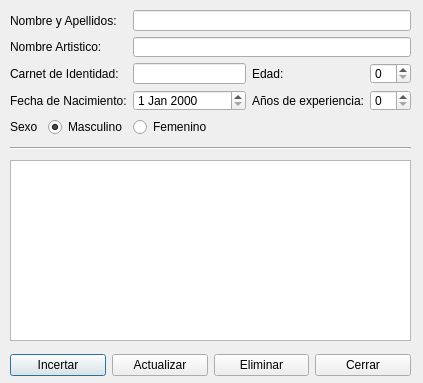
Before: the Qt Designer form vista/ui/entrenador.ui in daeran84/Acuario, drawn with Qt 5.
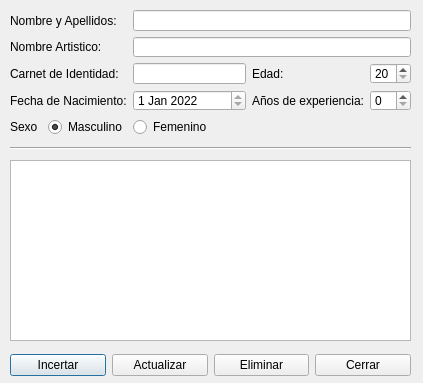
After: the same form once the commit is applied.

Commit message:
Trabajo con la vista entrenadores
Agregadas las funciones de la vista,
La conexion de lo tabla da problemas

```diff
--- a/vista/ui/entrenador.ui
+++ b/vista/ui/entrenador.ui
@@ -36,7 +36,35 @@
    </property>
    <layout class="QGridLayout" name="gridLayout">
     <item row="4" column="2">
-     <widget class="QDateEdit" name="date_nacimiento"/>
+     <widget class="QDateEdit" name="date_nacimiento">
+      <property name="dateTime">
+       <datetime>
+        <hour>0</hour>
+        <minute>0</minute>
+        <second>0</second>
+        <year>2022</year>
+        <month>1</month>
+        <day>1</day>
+       </datetime>
+      </property>
+      <property name="minimumDateTime">
+       <datetime>
+        <hour>0</hour>
+        <minute>0</minute>
+        <second>0</second>
+        <year>1955</year>
+        <month>1</month>
+        <day>1</day>
+       </datetime>
+      </property>
+      <property name="maximumDate">
+       <date>
+        <year>2022</year>
+        <month>1</month>
+        <day>1</day>
+       </date>
+      </property>
+     </widget>
     </item>
     <item row="5" column="2">
      <widget class="QRadioButton" name="check_femenino">
@@ -114,7 +142,14 @@
      </widget>
     </item>
     <item row="2" column="4">
-     <widget class="QSpinBox" name="valor_edad"/>
+     <widget class="QSpinBox" name="valor_edad">
+      <property name="minimum">
+       <number>20</number>
+      </property>
+      <property name="maximum">
+       <number>65</number>
+      </property>
+     </widget>
     </item>
     <item row="4" column="3">
      <widget class="QLabel" name="label_15">
```
Left out of the diff: 6 changed lines with no effect on the pictures. The commit also changes 2 other files.
